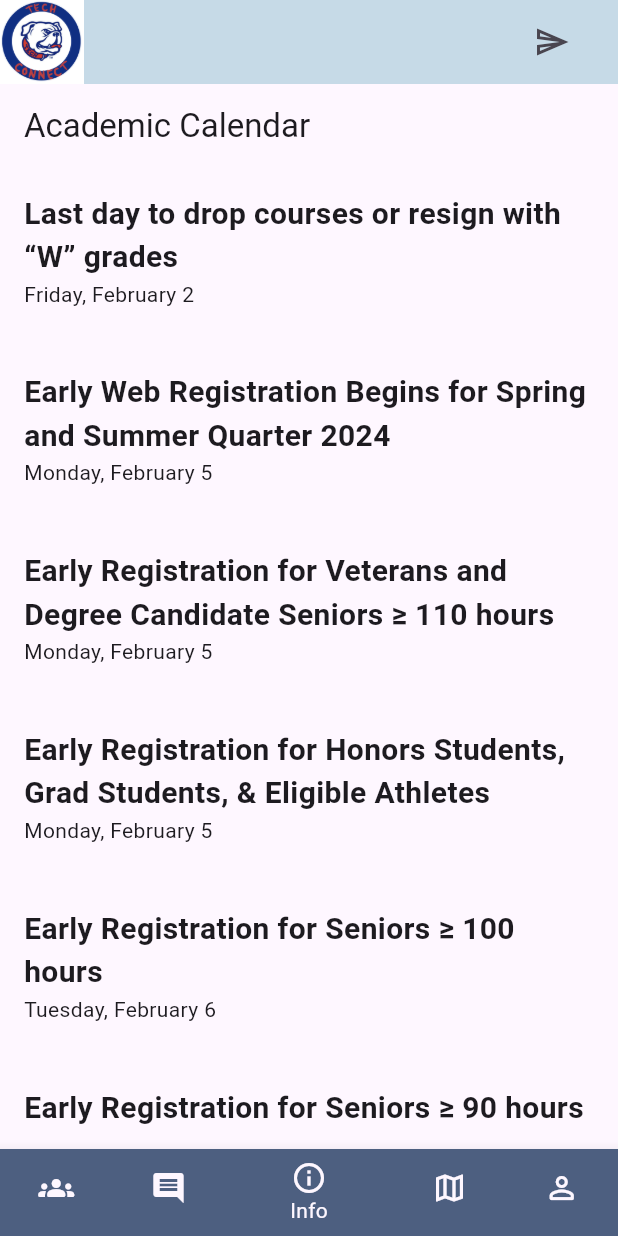
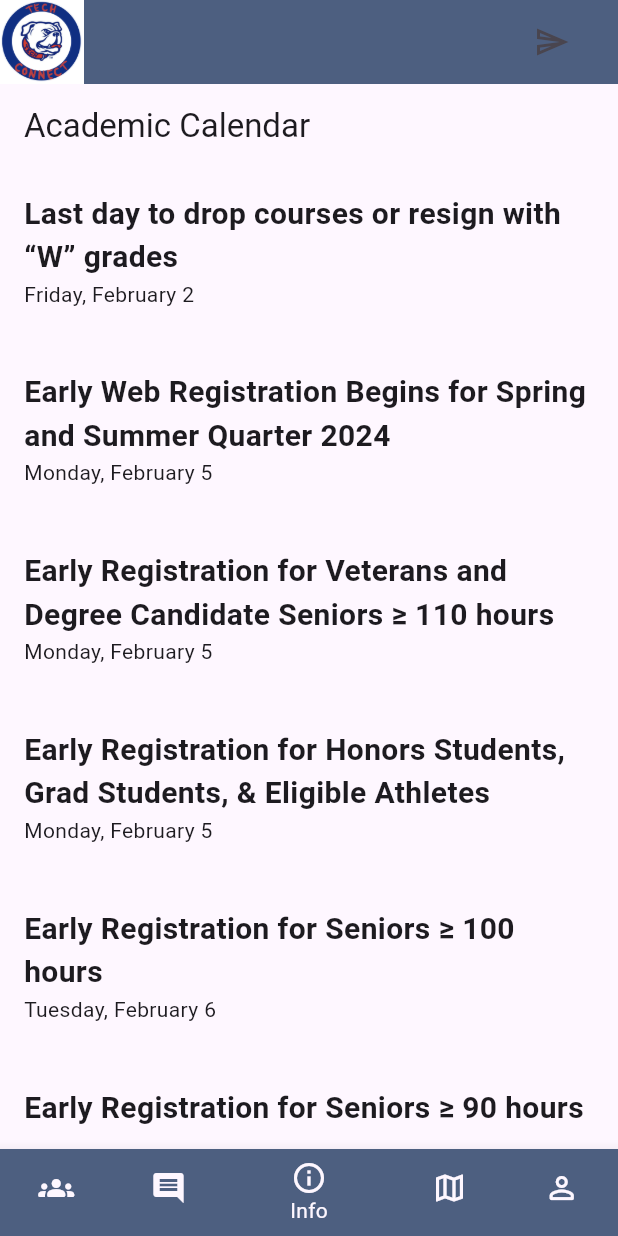
Before and after one commit to lawsonpeters12/Tech-Connect, a Flutter app: the screen it shows once a user with an empty profile is signed in, on a phone screen of 412 x 824 dp. Run offline on Flutter 3.47's test engine with Material 3 defaults, Android fonts, the phone set to English and light mode, and no system bars; our stand-ins replace cloud_firestore, firebase_auth, firebase_core, firebase_storage, image_picker, shared_preferences; accounts and stored records are empty.

Commit message:
cosmetic formatting unity
made the different pages look more cohesive

```diff
--- a/tech_connect/lib/main.dart
+++ b/tech_connect/lib/main.dart
@@ -31,9 +31,6 @@ class MyApp extends StatelessWidget {
     return MaterialApp(
       debugShowCheckedModeBanner: false,
       theme: ThemeData(dividerColor: Colors.black),
-      // home: AuthPage(),
-       //home: UserPage(),
-       //home: EditUserPage(),
       home: AuthPage(),
     );
   }
--- a/tech_connect/lib/pages/home_page.dart
+++ b/tech_connect/lib/pages/home_page.dart
@@ -113,7 +113,7 @@ class _HomePageState extends State<HomePage> {
     return Scaffold(
       backgroundColor: Color.fromRGBO(198, 218, 231, 100),
       appBar: AppBar(
-        backgroundColor: Color.fromRGBO(198, 218, 231, 100),
+        backgroundColor:  Color.fromRGBO(77, 95, 128, 100),
         title: Text('Home Page'),
         leading: Container(),
         actions: [
--- a/tech_connect/lib/pages/other_user_page.dart
+++ b/tech_connect/lib/pages/other_user_page.dart
@@ -49,7 +49,7 @@ class _OtherUserPageState extends State<OtherUserPage> {
   Widget build(BuildContext context) {
     return Scaffold(
       appBar: buildAppBar(context),
-      backgroundColor: widget.darkMode ? Colors.black : Colors.white,
+      backgroundColor: widget.darkMode ? Color.fromRGBO(203, 51, 59, 100) : Color.fromRGBO(198, 218, 231, 100),
       body: FutureBuilder<UserInf>(
         future: otherUserFuture,
         builder: (context, snapshot) {
--- a/tech_connect/lib/pages/user_page.dart
+++ b/tech_connect/lib/pages/user_page.dart
@@ -83,6 +83,7 @@ class _UserPageState extends State<UserPage> {
             return ListView(
               physics: BouncingScrollPhysics(),
               children: [
+                const SizedBox(height: 24),
                 ProfileWidget(
                   imagePath: user.imagePath,
                   onClicked: () async {
@@ -104,6 +105,7 @@ class _UserPageState extends State<UserPage> {
 
   AppBar buildAppBar(BuildContext context) {
     return AppBar(
+      backgroundColor:  Color.fromRGBO(77, 95, 128, 100),
       title: Text('User Profile'),
       actions: [
         IconButton(
--- a/tech_connect/lib/user/appbar_widget.dart
+++ b/tech_connect/lib/user/appbar_widget.dart
@@ -3,7 +3,7 @@ import 'package:flutter/material.dart';
 AppBar buildAppBar(BuildContext context){
   return AppBar(
 
-    backgroundColor: Colors.transparent,
+    backgroundColor:Color.fromRGBO(77, 95, 128, 100),
     elevation: 0,
     /*
     actions: [
```
Also changed, not shown: tech_connect/lib/pages/orgs_page.dart (+12 -9 lines).
